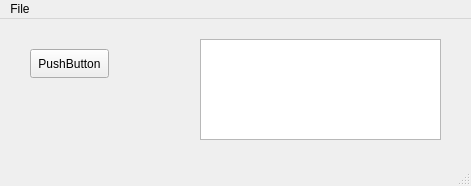
First picture: the form in lectures/lecture13/qtwindow.ui, repository mdrorum/advancedprogramming, before the edit.
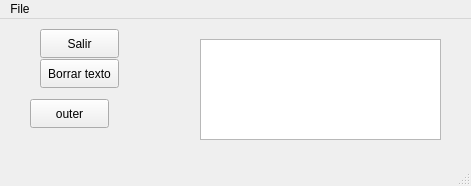
Second picture: the form after the edit.

Diff of the .ui file:
```diff
--- a/lectures/lecture13/qtwindow.ui
+++ b/lectures/lecture13/qtwindow.ui
@@ -17,14 +17,14 @@
    <widget class="QPushButton" name="pushButton">
     <property name="geometry">
      <rect>
-      <x>30</x>
-      <y>30</y>
+      <x>40</x>
+      <y>10</y>
       <width>79</width>
       <height>29</height>
      </rect>
     </property>
     <property name="text">
-     <string>PushButton</string>
+     <string>Salir</string>
     </property>
    </widget>
    <widget class="QPlainTextEdit" name="plainTextEdit">
@@ -37,6 +37,32 @@
      </rect>
     </property>
    </widget>
+   <widget class="QPushButton" name="pushButton_2">
+    <property name="geometry">
+     <rect>
+      <x>40</x>
+      <y>40</y>
+      <width>79</width>
+      <height>29</height>
+     </rect>
+    </property>
+    <property name="text">
+     <string>Borrar texto</string>
+    </property>
+   </widget>
+   <widget class="QPushButton" name="outer">
+    <property name="geometry">
+     <rect>
+      <x>30</x>
+      <y>80</y>
+      <width>79</width>
+      <height>29</height>
+     </rect>
+    </property>
+    <property name="text">
+     <string>outer</string>
+    </property>
+   </widget>
   </widget>
   <widget class="QMenuBar" name="menubar">
    <property name="geometry">
```
Left out of the diff: 24 changed lines with no effect on the pictures.
